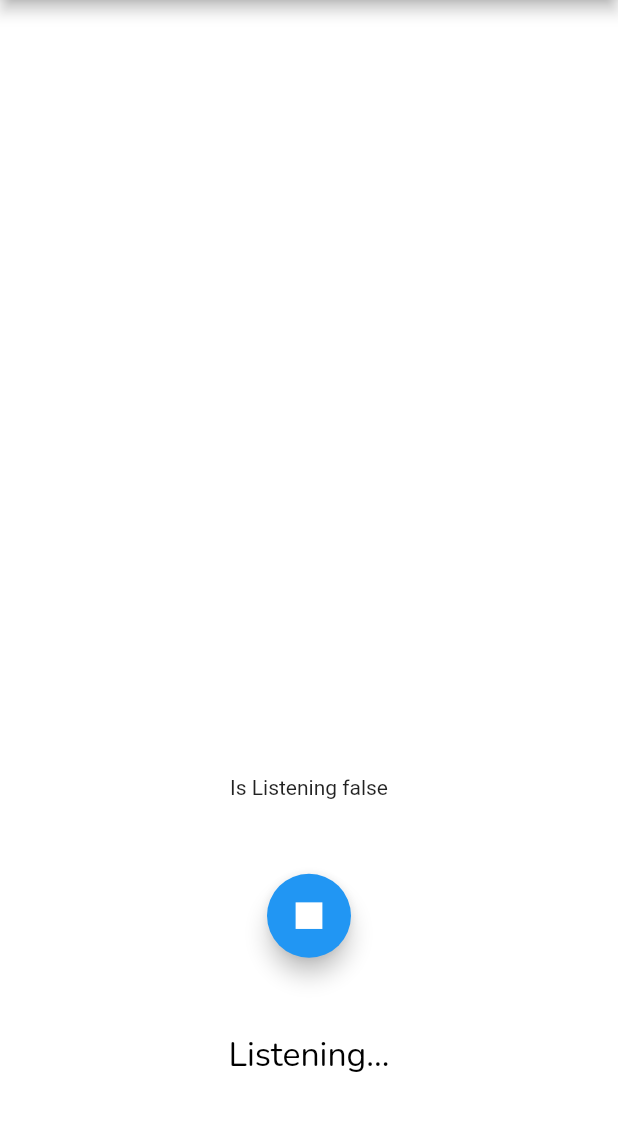
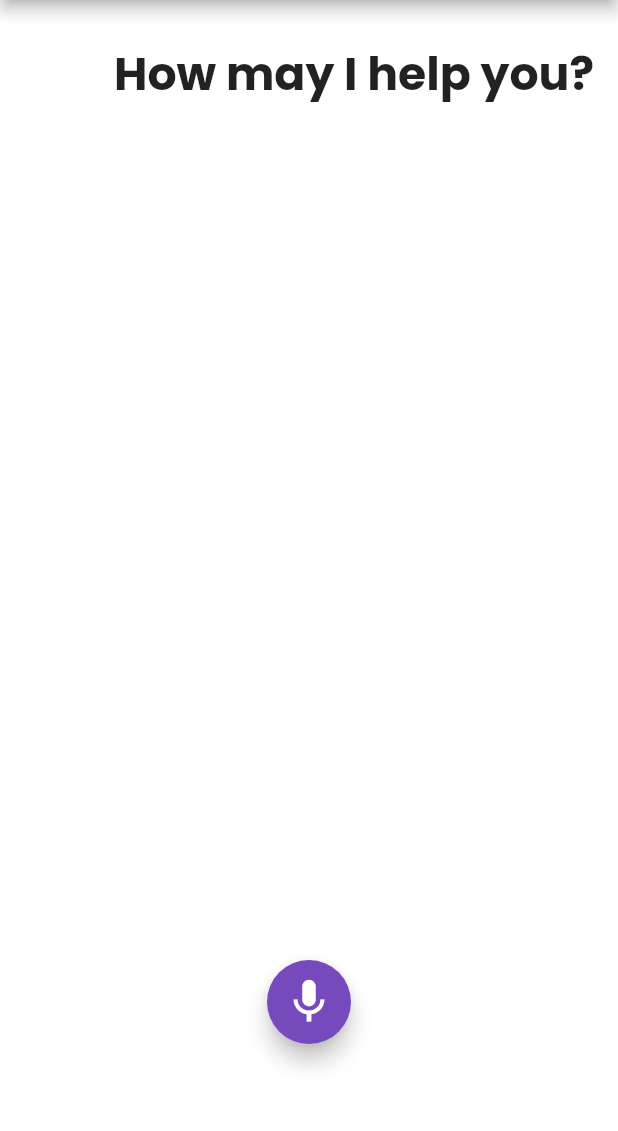
Before and after one commit to pinkeshdarji/speech_to_text_and_text_to_speech, a Flutter app: the screen it shows after launch, on a phone screen of 412 x 824 dp, the part 84-1215 px from its top. Run offline on Flutter 3.47's test engine with Material 2 defaults, Android fonts, the phone set to English and light mode, and no system bars; our stand-ins replace google_fonts, permission_handler; missing offline and left inert: keyboard_visibility, speech_recognition, text_to_speech.

Commit message:
minor change made.

```diff
--- a/lib/speech_to_text_demo.dart
+++ b/lib/speech_to_text_demo.dart
@@ -3,6 +3,7 @@ import 'package:google_fonts/google_fonts.dart';
 import 'package:keyboard_visibility/keyboard_visibility.dart';
 import 'package:permission_handler/permission_handler.dart';
 import 'package:speech_recognition/speech_recognition.dart';
+import 'package:text_to_speech/text_to_speech.dart';
 
 const kListening = 'Listening...';
 
@@ -14,77 +15,40 @@ class SpeechToTextDemo extends StatefulWidget {
 class _SpeechToTextDemoState extends State<SpeechToTextDemo>
     with WidgetsBindingObserver {
   final String TAG = 'SpeechToTextDemo';
-  bool _showToolbar = false;
 
   final TextEditingController _myController = TextEditingController();
-  final FocusNode _nodeText1 = FocusNode();
+  //final FocusNode _nodeText1 = FocusNode();
 
+  // 1.
   late SpeechRecognition _speech;
+  // 2.
   bool _isSpeechStarted = false;
   bool _speechRecognitionAvailable = false;
+  // 3.
   bool _isListening = false;
+  // 4.
   String transcription = '';
   String currentText = '';
   bool _isContentsPresent = false;
+  // 5.
   bool _isEndOfSpeech = false;
+
+  // 1.
+  TextToSpeech tts = TextToSpeech();
+  // 2.
+  String _ttsGreet = 'How may I help you?';
+  // 3.
+  String _ttsStaticResult = 'Its very hot today';
+
+  bool _isShowResult = false;
 
   @override
   void initState() {
     WidgetsBinding.instance.addObserver(this);
     super.initState();
     _activateSpeechRecognizer();
-    _initKeyboardListener();
+    _tts(_ttsGreet);
   }
-
-  @override
-  void dispose() {
-    WidgetsBinding.instance.removeObserver(this);
-    KeyboardVisibilityNotification().dispose();
-    _myController.dispose();
-    super.dispose();
-  }
-
-  @override
-  void didChangeAppLifecycleState(AppLifecycleState state) {
-    switch (state) {
-      case AppLifecycleState.resumed:
-        //_speech.mute(true); //TODO
-        break;
-      // case AppLifecycleState.paused:
-      // case AppLifecycleState.detached:
-      case AppLifecycleState.inactive:
-        //_speech.mute(false); //TODO
-        _stopSpeechRecognition();
-        break;
-    }
-  }
-
-  //----- Toolbar with mic icon -----//
-  Widget _toolBar() => PreferredSize(
-        preferredSize: Size.fromHeight(56),
-        child: Row(
-            mainAxisAlignment: MainAxisAlignment.spaceBetween,
-            children: <Widget>[
-              IconButton(
-                  icon: Icon(
-                    Icons.add,
-                    color: Colors.greenAccent,
-                  ),
-                  onPressed: () => null),
-              IconButton(
-                  icon: Icon(
-                    Icons.mic,
-                    color: Colors.deepPurpleAccent,
-                  ),
-                  onPressed: () => _startSpeechRecognition()),
-              IconButton(
-                  icon: Icon(
-                    Icons.add_a_photo,
-                    color: Colors.grey,
-                  ),
-                  onPressed: () => null),
-            ]),
-      );
 
   //----- Init methods -----//
   void _requestPermission() async {
@@ -112,31 +76,12 @@ class _SpeechToTextDemoState extends State<SpeechToTextDemo>
         .then((res) => setState(() => _speechRecognitionAvailable = res));
   }
 
-  void _initKeyboardListener() {
-    KeyboardVisibilityNotification().addNewListener(
-      onChange: (isVisible) {
-        // LogUtil()
-        //     .printLogger(tag: TAG, message: 'keyboard visibility $isVisible');
-        if (!isVisible) {
-          FocusScope.of(context).unfocus();
-        }
-        setState(() {
-          _showToolbar = isVisible;
-        });
-      },
-    );
-  }
-
   //----- Speech related methods -----//
-
-  // void cancel() =>
-  //     _speech.cancel().then((result) => setState(() => _isListening = result));
-
   void onSpeechAvailability(bool result) =>
       setState(() => _speechRecognitionAvailable = result);
 
   void onRecognitionStarted() {
-    currentText = _myController.text;
+    //currentText = _myController.text;
   }
 
   void onRecognitionResult(String text) {
@@ -148,7 +93,7 @@ class _SpeechToTextDemoState extends State<SpeechToTextDemo>
       transcription = text;
       _isListening = true;
       print('recognized text is- $transcription');
-      _myController.text = currentText + transcription;
+      //_myController.text = currentText + transcription;
       _myController.selection = TextSelection.fromPosition(
           TextPosition(offset: _myController.text.length));
     });
@@ -169,8 +114,11 @@ class _SpeechToTextDemoState extends State<SpeechToTextDemo>
 
   void onRecognitionComplete() {
     print('Recognition Completed');
+
     if (transcription.isNotEmpty) {
       _isContentsPresent = true;
+      _processRequest(transcription);
+      _toggleSpeechRecognitionStatus(isSpeechStarted: false);
       // Comment below line if you want to allow listening more when completed.
       //_toggleSpeechRecognitionStatus(isSpeechStarted: false);
     }
@@ -194,13 +142,54 @@ class _SpeechToTextDemoState extends State<SpeechToTextDemo>
 
   _toggleSpeechRecognitionStatus({required bool isSpeechStarted}) {
     // Toggle the keyboard layout
-    isSpeechStarted ? _nodeText1.unfocus() : _nodeText1.requestFocus();
+    //isSpeechStarted ? _nodeText1.unfocus() : _nodeText1.requestFocus();
 
+    if (isSpeechStarted) {
+      _myController.clear();
+    }
     //if(!mounted) return;
     setState(() {
       _isSpeechStarted = isSpeechStarted;
+      _isShowResult = !isSpeechStarted;
       _isListening = false;
     });
+  }
+
+  _processRequest(String transcription) {
+    // Process request here
+    /// Your business logic here
+    //Speak out the result
+    setState(() {
+      _isShowResult = true;
+    });
+    _tts(_ttsStaticResult);
+  }
+
+  _tts(String message) {
+    tts.speak(message);
+  }
+
+  @override
+  void dispose() {
+    WidgetsBinding.instance.removeObserver(this);
+    KeyboardVisibilityNotification().dispose();
+    _myController.dispose();
+    super.dispose();
+  }
+
+  @override
+  void didChangeAppLifecycleState(AppLifecycleState state) {
+    switch (state) {
+      case AppLifecycleState.resumed:
+        //_speech.mute(true); //TODO
+        break;
+      // case AppLifecycleState.paused:
+      // case AppLifecycleState.detached:
+      case AppLifecycleState.inactive:
+        //_speech.mute(false); //TODO
+        _stopSpeechRecognition();
+        break;
+    }
   }
 
   @override
@@ -209,27 +198,26 @@ class _SpeechToTextDemoState extends State<SpeechToTextDemo>
       child: Scaffold(
         backgroundColor: Colors.white,
         bottomNavigationBar: Container(
-          height: 300,
+          height: 200,
           color: Colors.white,
           child: Column(
             mainAxisAlignment: MainAxisAlignment.spaceEvenly,
             children: [
-              Text('Is Listening $_isListening'),
-              // MultiWave(
-              //   isStartAnimating: _isListening,
-              // ),
+              // 1.
               if (!_isSpeechStarted) ...[
                 FloatingActionButton(
+                  backgroundColor: const Color(0xff764abc),
                   child: Icon(
-                    Icons.stop,
+                    Icons.mic,
                     size: 35,
                   ),
                   onPressed: () {
-                    _stopSpeechRecognition();
+                    _startSpeechRecognition();
                   },
                 ),
               ] else ...[
                 FloatingActionButton(
+                  backgroundColor: const Color(0xff764abc),
                   child: Icon(
                     Icons.stop,
                     size: 35,
@@ -239,11 +227,15 @@ class _SpeechToTextDemoState extends State<SpeechToTextDemo>
                   },
                 ),
               ],
+              // 2.
+              if (_isListening) ...[
                 Text(
                   kListening,
                   style: GoogleFonts.nunito(
-                    textStyle: TextStyle(color: Colors.black, fontSize: 22.5)),
-              )
+                      textStyle:
+                          TextStyle(color: Colors.black, fontSize: 22.5)),
+                ),
+              ],
             ],
           ),
         ),
@@ -253,31 +245,37 @@ class _SpeechToTextDemoState extends State<SpeechToTextDemo>
         ),
         body: Container(
           padding: EdgeInsets.all(16),
-          child: Stack(
-            children: [
-              Positioned(
-                top: 16,
-                left: 0,
-                right: 0,
-                bottom: 56,
           child: SingleChildScrollView(
             child: Column(
               children: [
                 SizedBox(
                   height: 10,
                 ),
+                Row(
+                  mainAxisAlignment: MainAxisAlignment.end,
+                  children: [
+                    Text(
+                      _ttsGreet,
+                      style: GoogleFonts.poppins(
+                        textStyle: TextStyle(
+                            fontSize: 30.5, fontWeight: FontWeight.bold),
+                      ),
+                    ),
+                  ],
+                ),
+                // 3.
                 TextField(
                   controller: _myController,
-                        //readOnly: true, //TODO
+                  readOnly: true,
                   onChanged: (String text) {
                     setState(() {
                       _isContentsPresent = text.isNotEmpty;
                     });
                   },
-                        focusNode: _nodeText1,
+                  //focusNode: _nodeText1,
                   cursorColor: Colors.grey,
-                        style: GoogleFonts.nunito(
-                            textStyle: TextStyle(fontSize: 22.5)),
+                  style:
+                      GoogleFonts.poppins(textStyle: TextStyle(fontSize: 30.5)),
                   keyboardType: TextInputType.multiline,
                   maxLines: null,
                   decoration: InputDecoration(
@@ -285,18 +283,23 @@ class _SpeechToTextDemoState extends State<SpeechToTextDemo>
                     hintStyle: GoogleFonts.nunito(),
                   ),
                 ),
+                // 4.
+                if (_isShowResult)
+                  Row(
+                    mainAxisAlignment: MainAxisAlignment.end,
+                    children: [
+                      Text(
+                        _ttsStaticResult,
+                        //textAlign: TextAlign.end,
+                        style: GoogleFonts.poppins(
+                          textStyle: TextStyle(
+                              fontSize: 30.5, fontWeight: FontWeight.bold),
+                        ),
+                      ),
                     ],
                   ),
+              ],
             ),
-              ),
-              if (_showToolbar)
-                Positioned(
-                  bottom: 0,
-                  left: 0,
-                  right: 0,
-                  child: _toolBar(),
-                )
-            ],
           ),
         ),
       ),
```
Also changed, not shown: pubspec.yaml (+3 -4 lines), pubspec.lock, 4 other files. Lines whose indentation alone changed are shown as unchanged.
